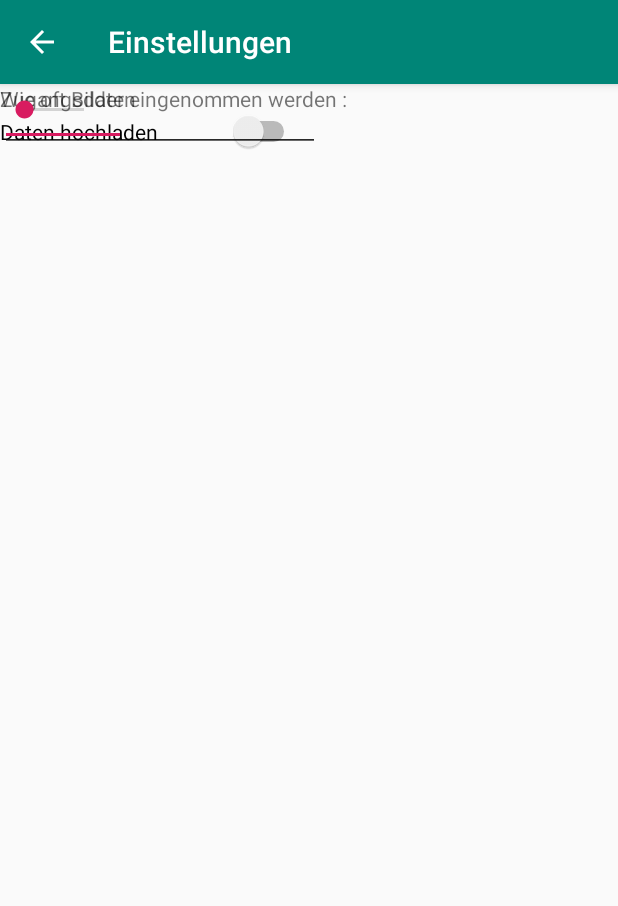
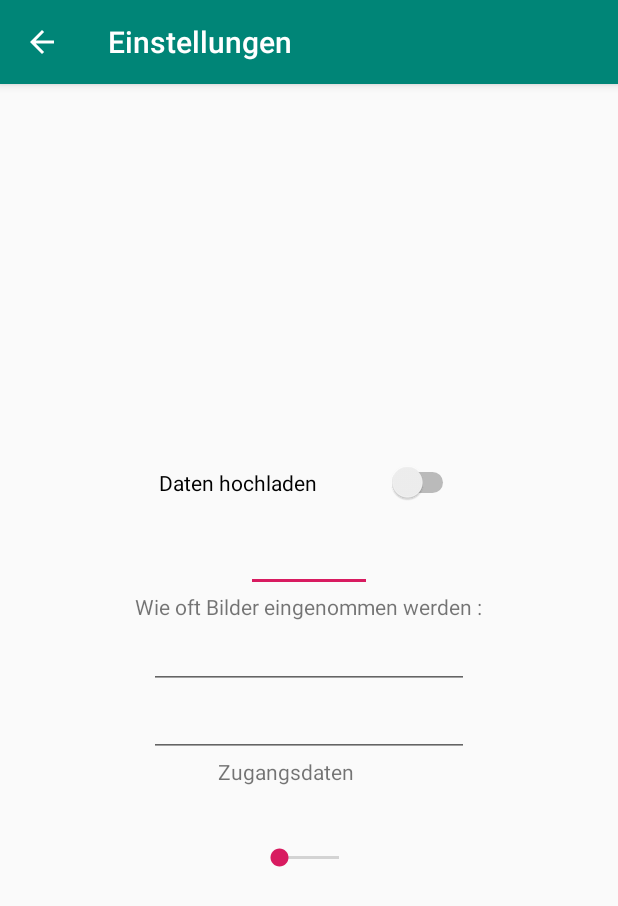
Before and after one commit to Niklas1997Git/Teamprojekt11, an Android app: the EinstellungenActivity screen opened directly, with no data from a screen before it, on a phone screen of 412 x 824 dp. Shown: the top 906 px of the screen. Run offline under Robolectric (Android 15) with nearby library versions, the phone set to English and light mode, and no system bars.

Commit message:
Layouts
Layouts überarbeitet

```diff
--- a/Teamprojekt/app/src/main/res/layout/activity_einstellungen.xml
+++ b/Teamprojekt/app/src/main/res/layout/activity_einstellungen.xml
@@ -1,18 +1,16 @@
 <?xml version="1.0" encoding="utf-8"?>
-<androidx.constraintlayout.widget.ConstraintLayout xmlns:android="http://schemas.android.com/apk/res/android"
-    xmlns:app="http://schemas.android.com/apk/res-auto"
-    xmlns:tools="http://schemas.android.com/tools"
+<LinearLayout xmlns:android="http://schemas.android.com/apk/res/android"
     android:layout_width="match_parent"
     android:layout_height="match_parent"
-    tools:context=".MainActivity">
+    android:orientation="vertical"
+    android:gravity="center">
 
     <Switch
         android:id="@+id/switch1"
         android:layout_width="200dp"
         android:layout_height="63dp"
-        android:text="Daten hochladen"
-        tools:layout_editor_absoluteX="90dp"
-        tools:layout_editor_absoluteY="297dp" />
+        android:text="@string/upload_data_text"
+         />
 
     <EditText
         android:id="@+id/editText"
@@ -20,16 +18,14 @@
         android:layout_height="41dp"
         android:ems="10"
         android:inputType="number"
-        tools:layout_editor_absoluteX="152dp"
-        tools:layout_editor_absoluteY="426dp" />
+         />
 
     <TextView
         android:id="@+id/textView"
         android:layout_width="wrap_content"
         android:layout_height="wrap_content"
-        android:text="Wie oft Bilder eingenommen werden :"
-        tools:layout_editor_absoluteX="87dp"
-        tools:layout_editor_absoluteY="400dp" />
+        android:text="@string/anzahlBilder"
+        />
 
     <EditText
         android:id="@+id/editText2"
@@ -37,8 +33,7 @@
         android:layout_height="wrap_content"
         android:ems="10"
         android:inputType="textEmailAddress"
-        tools:layout_editor_absoluteX="90dp"
-        tools:layout_editor_absoluteY="164dp" />
+        />
 
     <EditText
         android:id="@+id/editText3"
@@ -46,22 +41,19 @@
         android:layout_height="wrap_content"
         android:ems="10"
         android:inputType="textPassword"
-        tools:layout_editor_absoluteX="90dp"
-        tools:layout_editor_absoluteY="209dp" />
+        />
 
     <TextView
         android:id="@+id/textView2"
         android:layout_width="121dp"
         android:layout_height="50dp"
-        android:text="Zugangsdaten"
-        tools:layout_editor_absoluteX="90dp"
-        tools:layout_editor_absoluteY="114dp" />
+        android:text="@string/zugangsdata_text"
+         />
 
     <SeekBar
         android:id="@+id/seekBar"
         android:layout_width="72dp"
         android:layout_height="35dp"
-        tools:layout_editor_absoluteX="175dp"
-        tools:layout_editor_absoluteY="668dp" />
+        />
 
-</androidx.constraintlayout.widget.ConstraintLayout>
+</LinearLayout>
--- a/Teamprojekt/app/src/main/res/layout/activity_ferngesteuerter_modus.xml
+++ b/Teamprojekt/app/src/main/res/layout/activity_ferngesteuerter_modus.xml
@@ -120,7 +120,10 @@
         android:layout_height="70dp"
         android:layout_marginTop="127dp"
         android:layout_marginBottom="132dp"
-        android:text="Button"
+        android:text="@string/btn_bilderaufnahme_text"
+        android:background="@drawable/option_button"
+        android:textColor="@color/whiteColor"
+        style="@style/btn_style"
         app:layout_constraintBottom_toBottomOf="parent"
         app:layout_constraintEnd_toEndOf="parent"
         app:layout_constraintStart_toStartOf="parent"
--- a/Teamprojekt/app/src/main/res/values/strings.xml
+++ b/Teamprojekt/app/src/main/res/values/strings.xml
@@ -1,4 +1,6 @@
 <resources>
+
+    <!--HAUPTMENU STRINGS-->
     <string name="app_name">Hauptmenu</string>
     <string name="intro_text">AppName</string>
     <string name="btn_fernsteuern">Fernsteuern</string>
@@ -10,7 +12,17 @@
     <string name="backToInitMenu">Zurück</string>
 
 
+    <!--FERNSTEURN-->
     <string name="Lenkwinkel">Lenkwinkel: </string>
     <string name="Geschwindigkeit">Geschwindigkeit: </string>
     <string name="Lenkrichtung">Lenkrichtung: </string>
+
+    <!--EINSTELLUNG-->
+    <string name="upload_data_text">Daten hochladen</string>
+    <string name="anzahlBilder">Wie oft Bilder eingenommen werden :</string>
+    <string name="zugangsdata_text">Zugangsdaten</string>
+
+    <!--FERGESTEURT-->
+    <string name="btn_bilderaufnahme_text">Bilder aufnehmen</string>
+
 </resources>
```
Also changed, not shown: Teamprojekt/app/src/main/res/layout/activity_hauptmenu.xml (+6 -9 lines).
